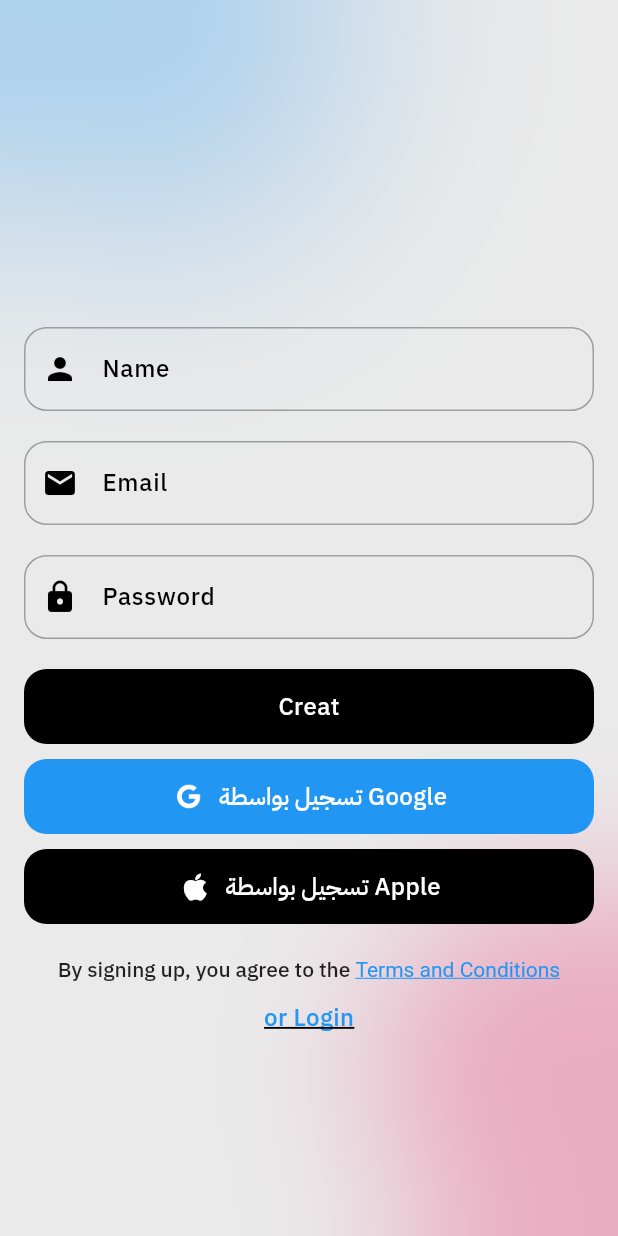
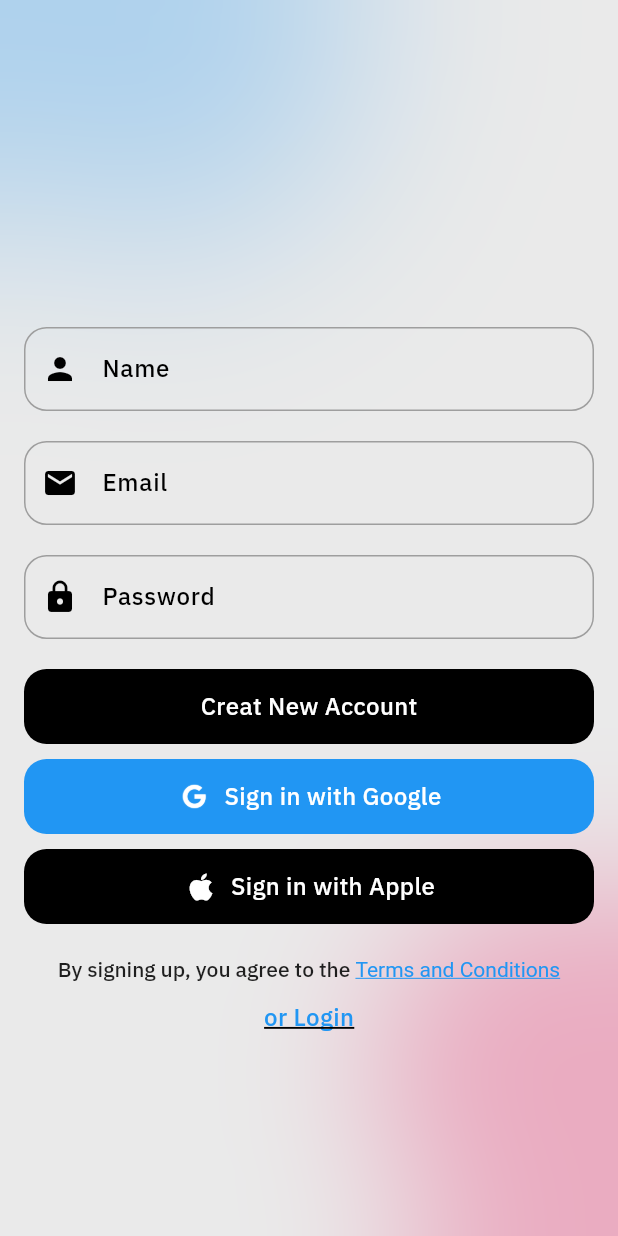
Before and after one commit to cubetech110/cube_business, a Flutter app: the SignupScreen screen opened directly, on a phone screen of 412 x 824 dp. Run offline on Flutter 3.47's test engine with Material 3 defaults, Android fonts, the phone set to English and light mode, and no system bars; our stand-ins replace cloud_firestore, firebase_auth, firebase_core, firebase_storage, flutter_svg, google_sign_in and 3 more; accounts and stored records are empty; network calls fail; project files that could hold a hidden picture were left out.

Commit message:
last update

```diff
--- a/lib/model/user_model.dart
+++ b/lib/model/user_model.dart
@@ -4,6 +4,8 @@
   String? id;
   String? fullName;
   String? email;
+    String? phone;
+
   String? role; // 'owner' or 'visitor'
   Timestamp? createdAt;
   Timestamp? subscribe;
@@ -12,6 +14,8 @@
   UserModel({
     this.id,
     this.fullName,
+        this.phone,
+
     this.email,
     this.role,
     this.subscribe,
@@ -27,7 +31,10 @@
       role: data['role'] ?? 'visitor', // Default role is 'visitor'
       createdAt: data['createdAt'] != null ? data['createdAt'] as Timestamp : null,
       subscribe: data['subscribe'] != null ? data['subscribe'] as Timestamp : null,
-      storeId: data['storeId'], // storeId can be null
+      storeId: data['storeId'],
+      phone: data['phone']
+
+       // storeId can be null
     );
   }
 
@@ -39,6 +46,7 @@
       'createdAt': createdAt,
       'subscribe': subscribe,
       'storeId': storeId,
+      "phone":phone
     };
   }
 }
--- a/lib/provider/auth_provider.dart
+++ b/lib/provider/auth_provider.dart
@@ -27,7 +27,10 @@
     } else if (password.isEmpty) {
       _setErrorMessage("Password is required");
       return;
-    } else if (fullName.isEmpty) {
+    } else if (password.length< 6) {
+      _setErrorMessage("Password should be at least 6 characters");
+      return;
+    }else if (fullName.isEmpty) {
       _setErrorMessage("Full name is required");
       return;
     }
--- a/lib/views/pages/add store/widgets/pick_image_strore.dart
+++ b/lib/views/pages/add store/widgets/pick_image_strore.dart
@@ -59,7 +59,7 @@
         ),
         const SizedBox(height: 10),
         const Text(
-          'click to change image',
+          'click to pick logo',
           style: TextStyle(fontSize: 16, color: Colors.grey),
         ),
       ],
--- a/lib/views/pages/auth/signup_screen.dart
+++ b/lib/views/pages/auth/signup_screen.dart
@@ -13,7 +13,7 @@
   final TextEditingController emailController = TextEditingController();
   final TextEditingController fullNameController = TextEditingController();
   final TextEditingController passwordController = TextEditingController();
-
+String _errorMsg="";
   @override
   Widget build(BuildContext context) {
     final auth_Provider = Provider.of<Auth_Provider>(context);
@@ -74,7 +74,7 @@
                         validator: (value) {
                           if (value == null || value.isEmpty) {
                             return 'Please enter your password';
-                          }
+                          }else if (value.length<6){return 'Password should be at least 6 characters';}
                           return null;
                         },
                         hintText: '',
@@ -83,14 +83,15 @@
                       auth_Provider.isLoading
                           ? CircularProgressIndicator()
                           : AuthButton(
-                              text: 'Creat',
+                              text: 'Creat New Account',
                               onPressed: () {
-                                auth_Provider.registerWithEmailAndPassword(
+                          auth_Provider.registerWithEmailAndPassword(
                                   email: emailController.text,
                                   password: passwordController.text,
                                   fullName: fullNameController.text,
                                   context: context,
                                 );
+                                // _errorMsg=respone;
                               },
                             ),
                       const SizedBox(height: 10),
--- a/lib/views/pages/auth/widgets/social_signIn_button.dart
+++ b/lib/views/pages/auth/widgets/social_signIn_button.dart
@@ -16,29 +16,29 @@
 
   @override
   Widget build(BuildContext context) {
-    // اختيار النص والأيقونة بناءً على نوع تسجيل الدخول
+    // Set text, icon, and color based on the sign-in type
     String buttonText;
     Widget buttonIcon;
     Color buttonColor;
 
     switch (signInType) {
       case SignInType.Google:
-        buttonText = 'تسجيل بواسطة Google';
+        buttonText = 'Sign in with Google';
         buttonIcon = Image.asset(
           'assets/image/google.png',
           color: Colors.white,
           width: 24.0,
           height: 24.0,
-        ); // استخدام صورة Google
+        ); // Use Google image
         buttonColor = Colors.blue;
         break;
       case SignInType.Apple:
-        buttonText = 'تسجيل بواسطة Apple';
+        buttonText = 'Sign in with Apple';
         buttonIcon = Icon(
           Icons.apple,
           color: Colors.white,
           size: 24.0,
-        ); // استخدام أيقونة Apple
+        ); // Use Apple icon
         buttonColor = Colors.black;
         break;
     }
--- a/lib/views/pages/home/widgets/items_home.dart
+++ b/lib/views/pages/home/widgets/items_home.dart
@@ -1,6 +1,7 @@
 import 'package:cube_business/core/helper/nav_helper.dart';
 import 'package:cube_business/provider/home_provider.dart';
 import 'package:cube_business/views/pages/home/widgets/item.dart';
+import 'package:cube_business/views/pages/promtion/promotion.page.dart';
 import 'package:flutter/material.dart';
 import 'package:provider/provider.dart';
 import 'package:cube_business/services/auth_service.dart';
@@ -107,7 +108,7 @@
                       ),
                       backgroundColor: Colors.white,
                       progressValue: 0.0,
-                      onTap: () => navigateTo(context, ProductsListScreen()),
+                      onTap: () => navigateTo(context, PromotionPage()),
                     ),
                   ],
                 ),
--- a/lib/views/pages/statistics/statistics_screen.dart
+++ b/lib/views/pages/statistics/statistics_screen.dart
@@ -9,13 +9,14 @@
   @override
   Widget build(BuildContext context) {
     return Scaffold(
+      appBar: AppBar(title: Text('Statistics'),),
       body: ListView(
         children: [
           ProductSalesChart(),
           ItemsRow(
             items: [
               Items(
-                title: 'زيارات',
+                title: 'Vist',
                 value: '20',
                 percentage: '+0.5',
                 progressValue: 0.12,
@@ -27,7 +28,7 @@
                 },
               ),
               Items(
-                title: 'التقييمات',
+                title: 'Rate',
                 value: '4.5',
                 percentage: '+0.5',
                 backgroundColor: Colors.white,
--- a/lib/views/widgets/custom_dropdown.dart
+++ b/lib/views/widgets/custom_dropdown.dart
@@ -27,9 +27,9 @@
 
   // Map for translating enum to Arabic labels
   final Map<CategoryType, String> categoryLabels = {
-    CategoryType.Elegance: 'أناقة',
-    CategoryType.Food: 'طعام',
-    CategoryType.Clothes: 'ملابس',
+    CategoryType.Elegance: 'Elegance',
+    CategoryType.Food: 'Food',
+    CategoryType.Clothes: 'Clothes',
   };
 
   @override
--- a/lib/views/widgets/custom_textfiled.dart
+++ b/lib/views/widgets/custom_textfiled.dart
@@ -1,4 +1,5 @@
 import 'package:flutter/material.dart';
+import 'package:flutter/services.dart';
 
 
 class CustomTextField extends StatelessWidget {
@@ -8,12 +9,13 @@
   final String? Function(String?)? validator;
   final int maxLines;
   final TextInputType keyboardType;
-
+final List<TextInputFormatter>? inputFormatters;
   const CustomTextField({
     super.key,
     required this.label,
     required this.hintText,
     required this.controller,
+    this.inputFormatters,
      this.validator,
     this.maxLines = 1,
     this.keyboardType = TextInputType.text,
@@ -30,6 +32,7 @@
         ),
         const SizedBox(height: 8),
         TextFormField(
+          inputFormatters: inputFormatters,
           controller: controller,
           validator: validator,
           maxLines: maxLines,
```
Also changed, not shown: lib/provider/user_provider.dart (+7 -0 lines), lib/views/pages/add_product/add_product.dart (+5 -2 lines), lib/views/pages/profile_store/edit_profile.dart (+30 -1 lines), lib/views/pages/promtion/promotion.page.dart (+46 -0 lines), pubspec.lock, 3 other files.
